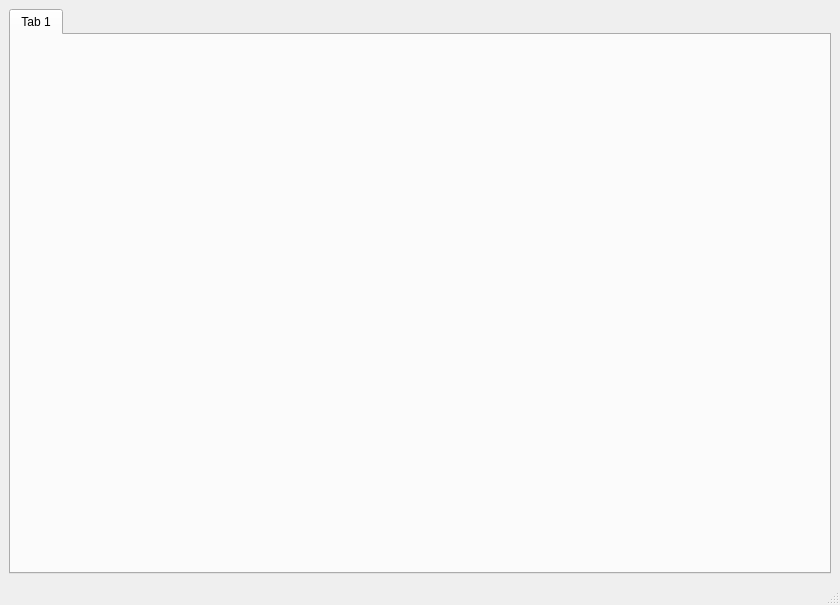
Before: the Qt Designer form camera/camera/mainwindow.ui in fengbaochun/softwareToolBox, drawn with Qt 5.
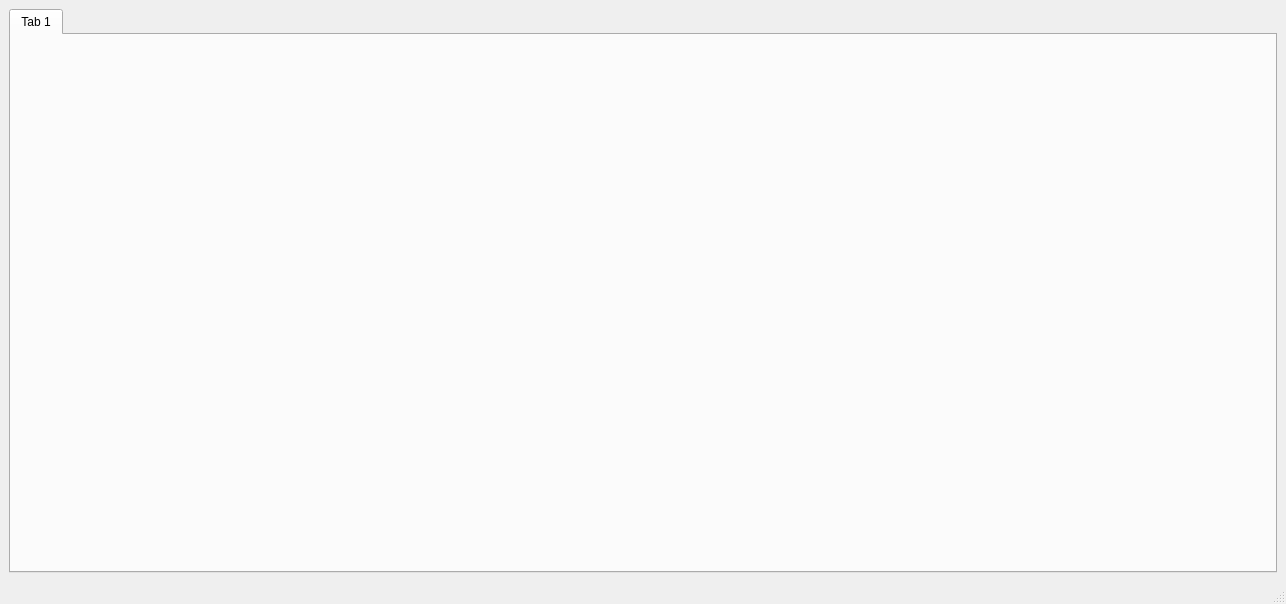
After: the same form once the commit is applied.

The edit to the form file:
```diff
--- a/camera/camera/mainwindow.ui
+++ b/camera/camera/mainwindow.ui
@@ -6,8 +6,8 @@
    <rect>
     <x>0</x>
     <y>0</y>
-    <width>840</width>
-    <height>605</height>
+    <width>1286</width>
+    <height>604</height>
    </rect>
   </property>
   <property name="windowTitle">
```
Left out of the diff: 2 changed lines with no effect on the pictures.
